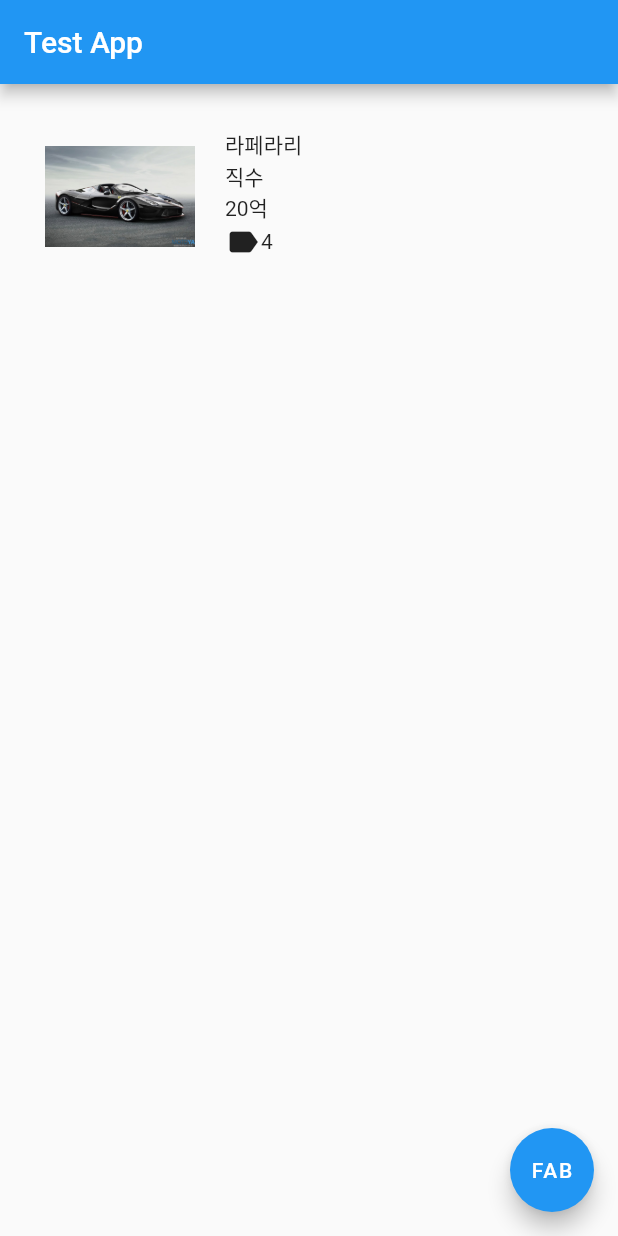
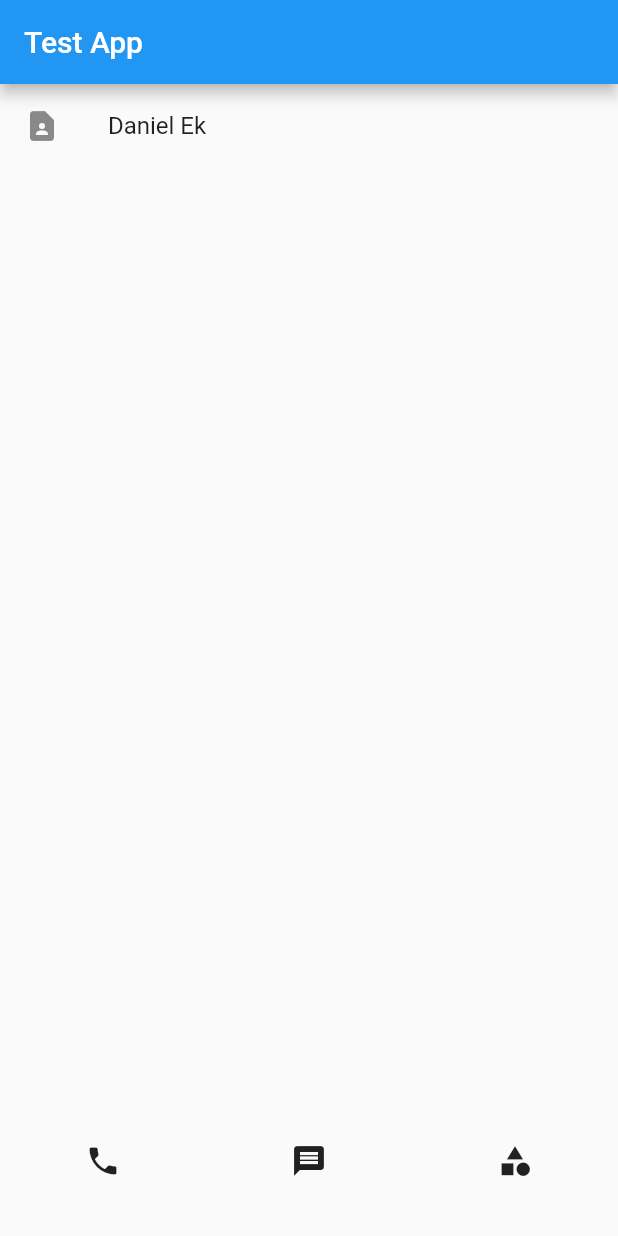
Before and after one commit to kyleryu-dev/Contact-Information, a Flutter app: the screen it shows after launch, on a phone screen of 412 x 824 dp. Run offline on Flutter 3.47's test engine with Material 2 defaults, Android fonts, the phone set to English and light mode, and no system bars.

Commit message:
Custom Widget, ListTile Test

```diff
--- a/lib/main.dart
+++ b/lib/main.dart
@@ -11,40 +11,38 @@ class MyApp extends StatelessWidget {
 
     return MaterialApp(
       home: Scaffold(
-        floatingActionButton: FloatingActionButton(
-            child : Text('FAB'),
-            onPressed: (){}
-        ),
         appBar: AppBar(
           title: Text('Test App')
         ),
-        body: Container(
-            height: 150,
-            padding: EdgeInsets.all(30),
-            child: Row(
-              children: [
-                Image.asset('assets/car.jpeg', width: 100),
-                Container(
-                  margin: EdgeInsets.fromLTRB(20, 0, 0, 0),
-                  child: Column(
-                    crossAxisAlignment: CrossAxisAlignment.start,
-                    children: [
-                      Text('라페라리'),
-                      Text('직수'),
-                      Text('20억'),
-                      Row(
-                        children: [
-                          Icon(Icons.label),
-                          Text('4')
-                        ],
-                      )
-                    ],
-                  ),
-                )
-              ],
+        body: ListView(
+          children: [
+            ListTile(
+              leading: Icon(Icons.contact_page),
+              title: Text('Daniel Ek'),
             ),
-          ),
+          ],
+        ),
+        bottomNavigationBar: BtmNav()
         ),
       );
   }
 }
+
+class BtmNav extends StatelessWidget {
+  const BtmNav({Key? key}) : super(key: key);
+
+  @override
+  Widget build(BuildContext context) {
+    return Container(
+      height: 100,
+      child: Row(
+        mainAxisAlignment: MainAxisAlignment.spaceAround,
+        children: [
+          Icon(Icons.phone),
+          Icon(Icons.message),
+          Icon(Icons.category),
+        ],
+      ),
+    );
+  }
+}
```
